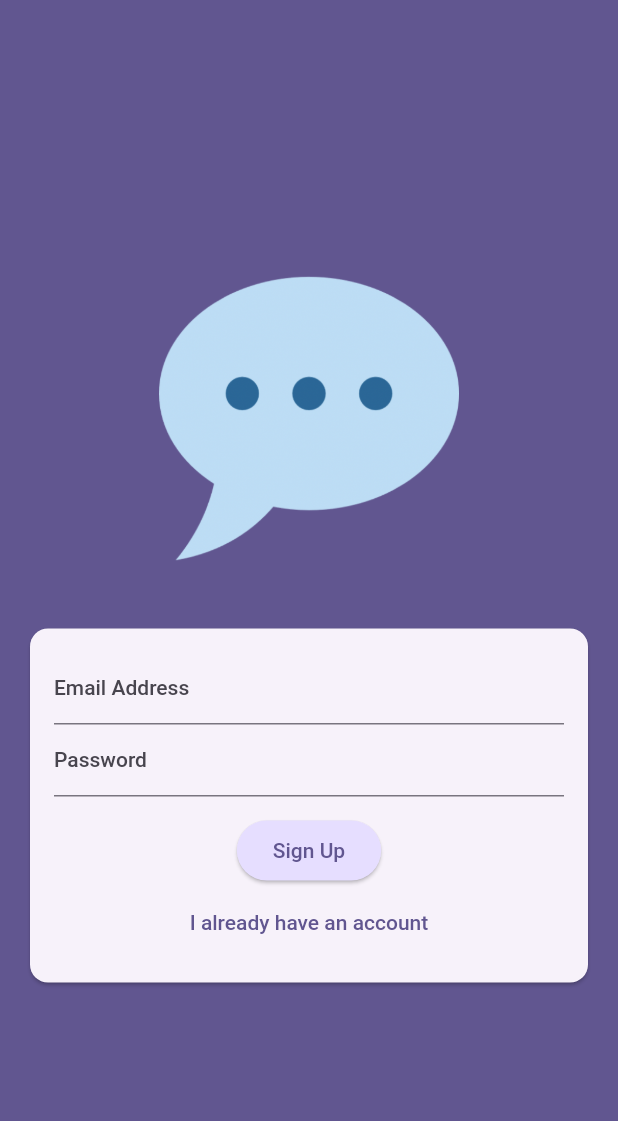
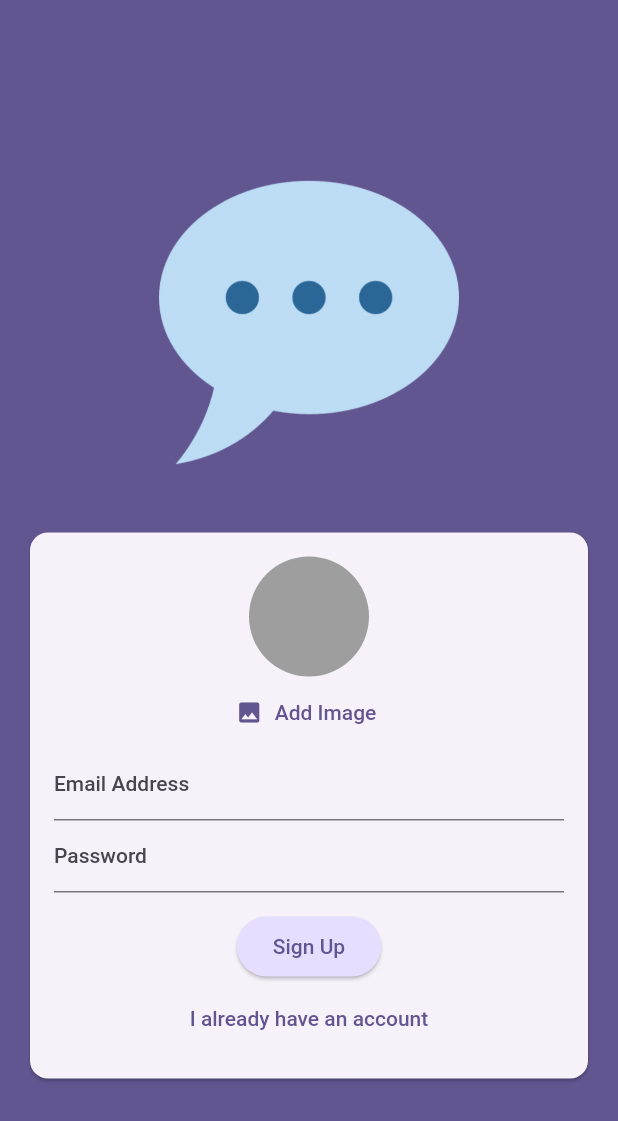
Before and after one commit to eacardenase/flutter-chatty, a Flutter app: the screen it shows after launch, after a tap on "Login", after a tap on "Create an account", on a phone screen of 412 x 824 dp. Shown: the top 1121 px of the screen. Run offline on Flutter 3.47's test engine with Material 2 defaults, Android fonts, the phone set to English and light mode, and no system bars; our stand-ins replace firebase_auth, firebase_core, image_picker; accounts and stored records are empty; generated files the repository leaves out were written again.

Commit message:
feat: add image picker widget and setup

```diff
--- a/lib/widgets/signup_form.dart
+++ b/lib/widgets/signup_form.dart
@@ -1,3 +1,4 @@
+import 'package:chatty/widgets/user_image_picker.dart';
 import 'package:flutter/material.dart';
 
 import 'package:firebase_auth/firebase_auth.dart';
@@ -60,6 +61,7 @@ class _SignUpFormState extends State<SignUpForm> {
       child: Column(
         mainAxisSize: MainAxisSize.min,
         children: [
+          const UserImagePicker(),
           TextFormField(
             keyboardType: TextInputType.emailAddress,
             autocorrect: false,
--- /dev/null
+++ b/lib/widgets/user_image_picker.dart
@@ -0,0 +1,60 @@
+import 'dart:io';
+
+import 'package:flutter/material.dart';
+
+import 'package:image_picker/image_picker.dart';
+
+class UserImagePicker extends StatefulWidget {
+  const UserImagePicker({
+    super.key,
+  });
+
+  @override
+  State<UserImagePicker> createState() => _UserImagePickerState();
+}
+
+class _UserImagePickerState extends State<UserImagePicker> {
+  File? _pickedImageFile;
+
+  void _pickImage() async {
+    final imagePicker = ImagePicker();
+
+    final pickedImage = await imagePicker.pickImage(
+      source: ImageSource.gallery,
+      imageQuality: 60,
+      maxWidth: 150,
+    );
+
+    if (pickedImage == null) {
+      return;
+    }
+
+    setState(() => _pickedImageFile = File(pickedImage.path));
+  }
+
+  @override
+  Widget build(BuildContext context) {
+    return Column(
+      children: [
+        CircleAvatar(
+          radius: 40,
+          backgroundColor: Colors.grey,
+          foregroundImage:
+              _pickedImageFile != null ? FileImage(_pickedImageFile!) : null,
+        ),
+        TextButton.icon(
+          onPressed: _pickImage,
+          icon: const Icon(
+            Icons.image,
+          ),
+          label: Text(
+            'Add Image',
+            style: TextStyle(
+              color: Theme.of(context).colorScheme.primary,
+            ),
+          ),
+        )
+      ],
+    );
+  }
+}
```
Also changed, not shown: 3 other files.
